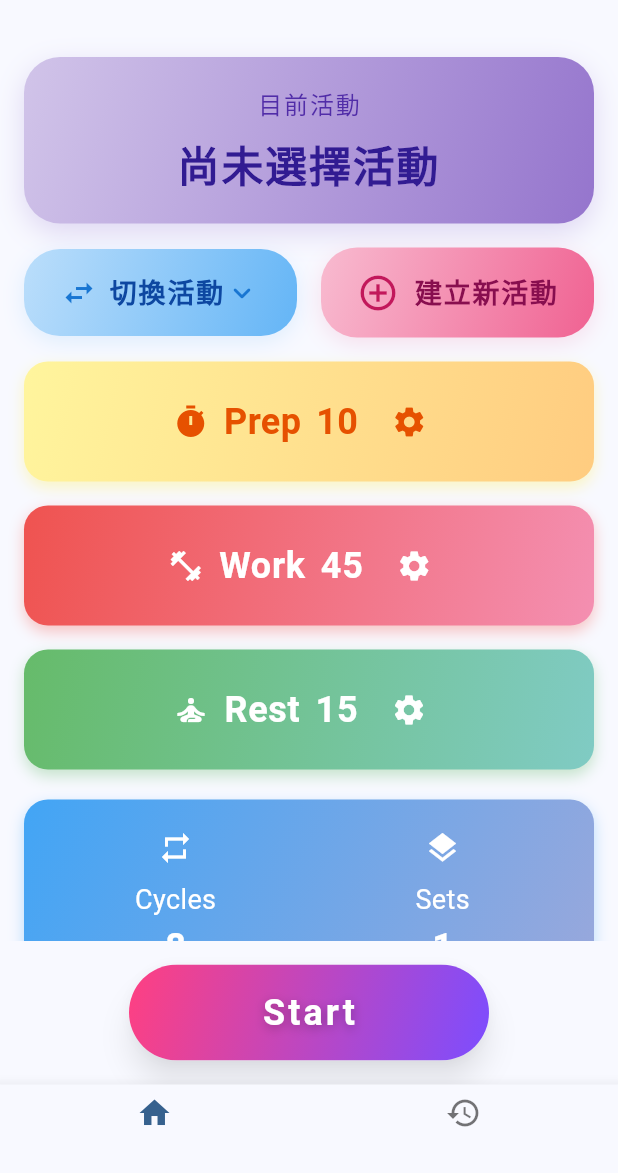
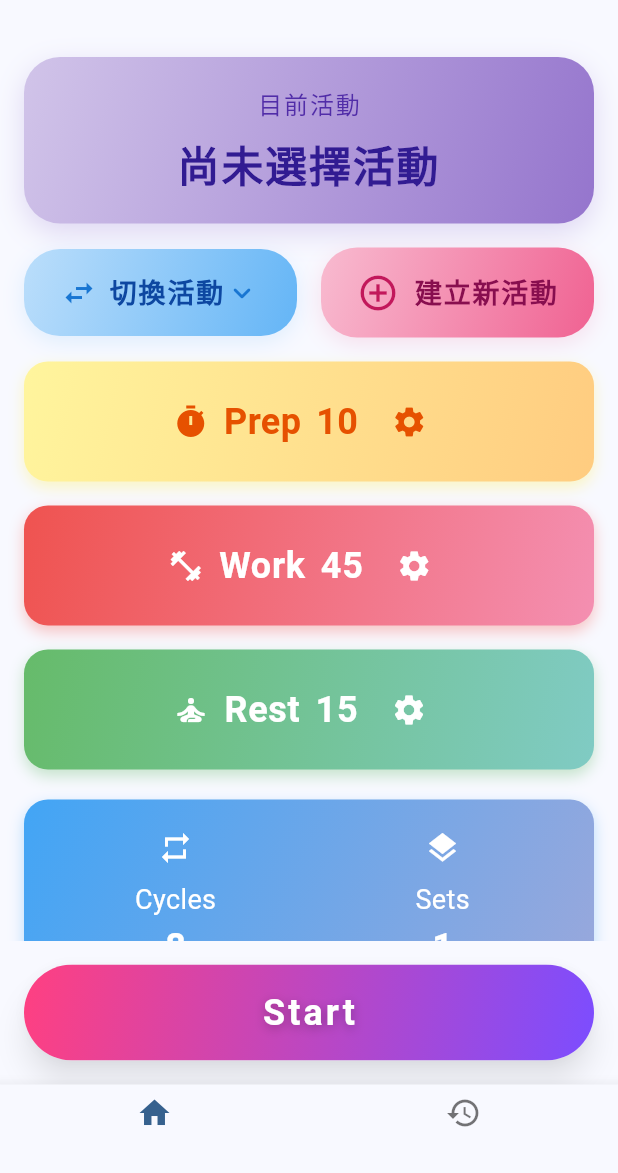
Before and after one commit to brianhsux/TabataApp, a Flutter app: the screen it shows after launch, on a phone screen of 412 x 824 dp, the part 63-1236 px from its top. Run offline on Flutter 3.47's test engine with Material 3 defaults, Android fonts, the phone set to English and light mode, and no system bars; drawn by our look-alikes of dropdown_button2; our stand-ins replace audioplayers, shared_preferences, sqflite, stop_watch_timer, table_calendar; accounts and stored records are empty.

Commit message:
Expands start button width to full screen
Adjusts the start button to take up the full width of the screen, improving the user interface and experience on smaller devices.

```diff
--- a/lib/main.dart
+++ b/lib/main.dart
@@ -1269,9 +1269,8 @@ class _TabataScreenState extends State<TabataScreen> {
           if (showSetup)
             Padding(
               padding: const EdgeInsets.all(16.0),
-              child: Center(
               child: SizedBox(
-                  width: 240,
+                width: double.infinity,
                 height: 64,
                 child: ElevatedButton(
                   style: ElevatedButton.styleFrom(
@@ -1309,7 +1308,6 @@ class _TabataScreenState extends State<TabataScreen> {
                           shadows: [
                             Shadow(blurRadius: 8, color: Colors.black26, offset: Offset(0, 2)),
                           ],
-                          ),
                         ),
                       ),
                     ),
```
Lines whose indentation alone changed are shown as unchanged.
